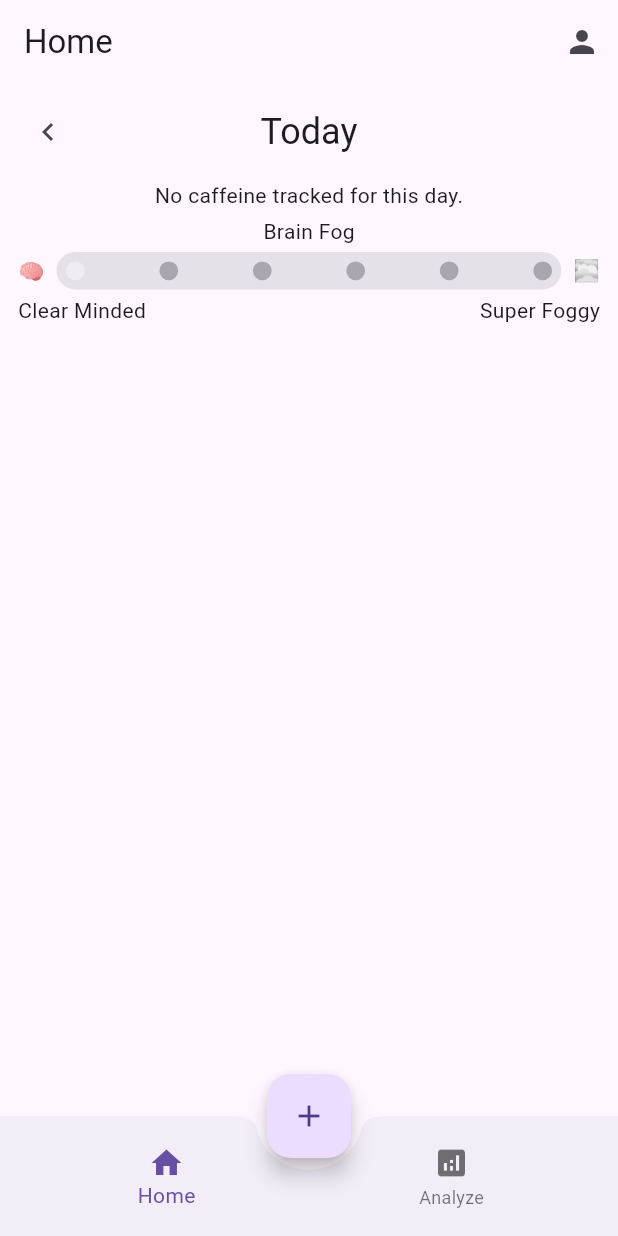
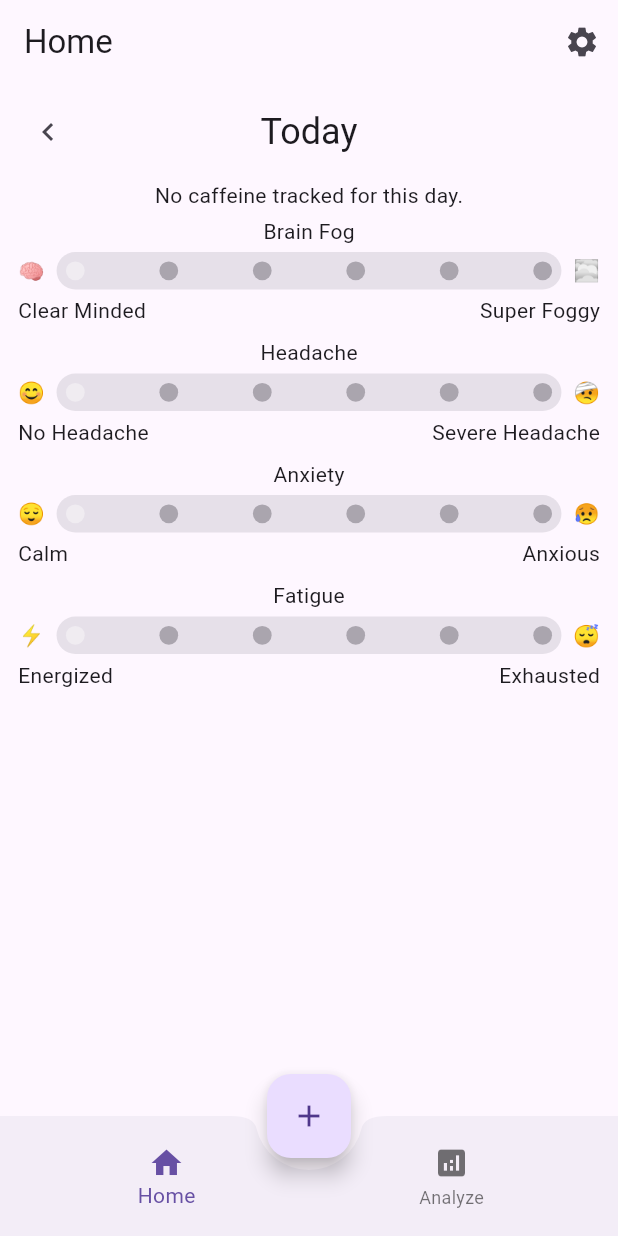
Before and after one commit to drg101/decaf, a Flutter app: the screen it shows after launch, on a phone screen of 412 x 824 dp. Run offline on Flutter 3.47's test engine with Material 3 defaults, Android fonts, the phone set to English and light mode, and no system bars; our stand-ins replace fl_chart, flutter_riverpod, sembast.

Commit message:
Very nice

```diff
--- a/lib/pages/home.dart
+++ b/lib/pages/home.dart
@@ -1,4 +1,4 @@
-import 'package:decaf/pages/profile.dart';
+import 'package:decaf/pages/settings.dart';
 import 'package:decaf/providers/date_provider.dart';
 import 'package:decaf/providers/events_provider.dart';
 import 'package:flutter/material.dart';
@@ -74,11 +74,11 @@ class HomePage extends ConsumerWidget {
         title: const Text('Home'),
         actions: [
           IconButton(
-            icon: const Icon(Icons.person),
+            icon: const Icon(Icons.settings),
             onPressed: () {
               Navigator.push(
                 context,
-                MaterialPageRoute(builder: (context) => const ProfilePage()),
+                MaterialPageRoute(builder: (context) => const SettingsPage()),
               );
             },
           ),
@@ -148,6 +148,30 @@ class HomePage extends ConsumerWidget {
                       highText: "Super Foggy",
                       eventType: EventType.brainFog,
                     ),
+                    const InputSlider(
+                      label: "Headache",
+                      lowEmoji: "😊",
+                      lowText: "No Headache",
+                      highEmoji: "🤕",
+                      highText: "Severe Headache",
+                      eventType: EventType.headache,
+                    ),
+                    const InputSlider(
+                      label: "Anxiety",
+                      lowEmoji: "😌",
+                      lowText: "Calm",
+                      highEmoji: "😥",
+                      highText: "Anxious",
+                      eventType: EventType.anxiety,
+                    ),
+                    const InputSlider(
+                      label: "Fatigue",
+                      lowEmoji: "⚡",
+                      lowText: "Energized",
+                      highEmoji: "😴",
+                      highText: "Exhausted",
+                      eventType: EventType.fatigue,
+                    ),
                   ],
                 );
               },
--- a/lib/providers/events_provider.dart
+++ b/lib/providers/events_provider.dart
@@ -102,6 +102,11 @@ class EventNotifier extends AsyncNotifier<List<Event>> {
     final previousState = await future;
     state = AsyncData(previousState.where((event) => event.id != eventId).toList());
   }
+
+  Future<void> clearAllEvents() async {
+    await _store.drop(_db!); // Clears all records from the store
+    state = const AsyncData([]); // Set state to an empty list
+  }
 }
 
 final eventsProvider = AsyncNotifierProvider<EventNotifier, List<Event>>(() {
--- a/lib/widgets/input_slider.dart
+++ b/lib/widgets/input_slider.dart
@@ -27,23 +27,14 @@ class InputSlider extends ConsumerStatefulWidget {
 
 class _InputSliderState extends ConsumerState<InputSlider> {
   double _currentSliderValue = 0;
-  double? _savedValue;
 
   @override
-  void initState() {
-    super.initState();
-    _updateSliderValue();
-  }
+  Widget build(BuildContext context) {
+    final selectedDate = ref.watch(selectedDateProvider);
+    final eventsAsync = ref.watch(eventsProvider);
 
-  @override
-  void didUpdateWidget(covariant InputSlider oldWidget) {
-    super.didUpdateWidget(oldWidget);
-    _updateSliderValue();
-  }
-
-  void _updateSliderValue() {
-    final selectedDate = ref.read(selectedDateProvider);
-    final events = ref.read(eventsProvider).value ?? [];
+    return eventsAsync.when(
+      data: (events) {
         final relevantEvent = events.firstWhere(
           (event) {
             final eventDate = DateTime.fromMillisecondsSinceEpoch(event.timestamp);
@@ -52,20 +43,12 @@ class _InputSliderState extends ConsumerState<InputSlider> {
                    eventDate.month == selectedDate.month &&
                    eventDate.day == selectedDate.day;
           },
-      orElse: () => Event(id: '', type: widget.eventType, name: '', value: 0, timestamp: 0), // Default or empty event
+          orElse: () => Event(id: '', type: widget.eventType, name: '', value: 0, timestamp: 0),
         );
 
-    if (relevantEvent.id.isNotEmpty) { // Check if a real event was found
         _currentSliderValue = relevantEvent.value;
-      _savedValue = relevantEvent.value;
-    } else {
-      _currentSliderValue = 0;
-      _savedValue = null;
-    }
-  }
+        final bool hasSavedValue = relevantEvent.id.isNotEmpty;
 
-  @override
-  Widget build(BuildContext context) {
         return Padding(
           padding: const EdgeInsets.all(4.0),
           child: Column(
@@ -86,17 +69,17 @@ class _InputSliderState extends ConsumerState<InputSlider> {
                           data: SliderTheme.of(context).copyWith(
                             trackHeight: 25.0,
                             thumbShape:
-                            _savedValue == null
-                                ? const RoundSliderThumbShape(
+                                hasSavedValue
+                                    ? null
+                                    : const RoundSliderThumbShape(
                                         enabledThumbRadius: 0.0,
-                                )
-                                : null,
+                                      ),
                             overlayShape:
-                            _savedValue == null
-                                ? const RoundSliderOverlayShape(
+                                hasSavedValue
+                                    ? null
+                                    : const RoundSliderOverlayShape(
                                         overlayRadius: 0.0,
-                                )
-                                : null,
+                                      ),
                           ),
                           child: Slider(
                             value: _currentSliderValue,
@@ -151,11 +134,11 @@ class _InputSliderState extends ConsumerState<InputSlider> {
                               }
                             },
                             thumbColor:
-                            _savedValue == null ? Colors.transparent : null,
+                                hasSavedValue ? null : Colors.transparent,
                             overlayColor:
-                            _savedValue == null
-                                ? MaterialStateProperty.all(Colors.transparent)
-                                : null,
+                                hasSavedValue
+                                    ? null
+                                    : MaterialStateProperty.all(Colors.transparent),
                           ),
                         ),
                       ),
@@ -174,5 +157,9 @@ class _InputSliderState extends ConsumerState<InputSlider> {
             ],
           ),
         );
+      },
+      loading: () => const CircularProgressIndicator(), // Or a suitable loading indicator
+      error: (error, stack) => Text('Error: $error'), // Or a suitable error display
+    );
   }
 }
```
Also changed, not shown: lib/pages/profile.dart (deleted, +0 -56 lines), lib/pages/settings.dart (added, +51 -0 lines). Lines whose indentation alone changed are shown as unchanged.
